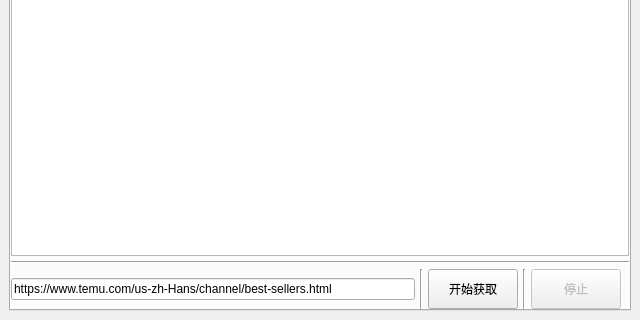
Before: the Qt Designer form ui/home.ui in izerui/temu-spider, drawn with Qt 5; both pictures show x 0 to 640 and y 160 to 480 of the 640 by 480 pixel window.
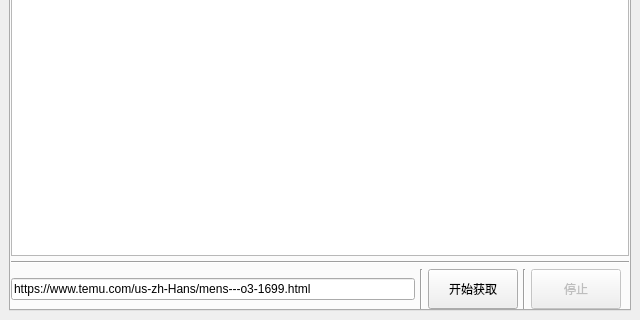
After: the same form once the commit is applied.

```diff
--- a/ui/home.ui
+++ b/ui/home.ui
@@ -99,7 +99,7 @@
                </size>
               </property>
               <property name="text">
-               <string>https://www.temu.com/us-zh-Hans/channel/best-sellers.html</string>
+               <string>https://www.temu.com/us-zh-Hans/mens---o3-1699.html</string>
               </property>
              </widget>
             </item>
```
